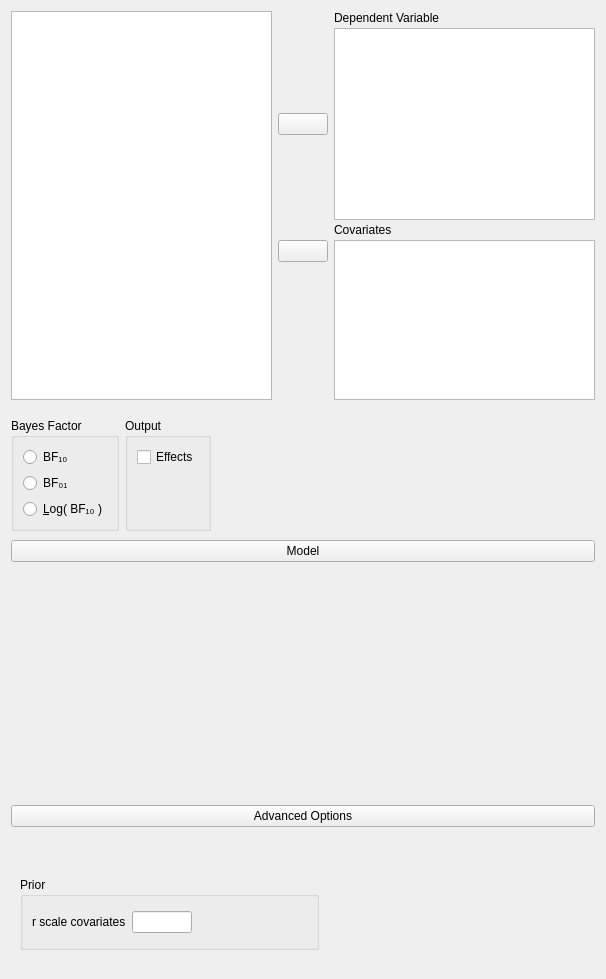
Qt form JASP-Desktop/analysisforms/regressionlinearbayesianform.ui (jasp-stats/jasp-desktop) before a commit.
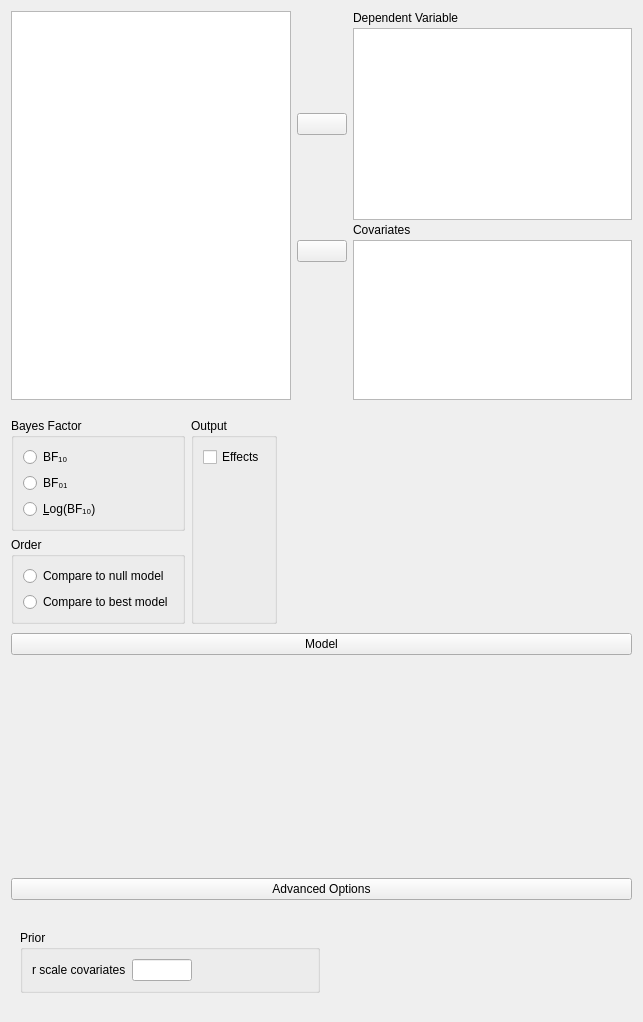
The same form after that commit. Custom widgets are drawn as their Qt base class.

```diff
--- a/JASP-Desktop/analysisforms/regressionlinearbayesianform.ui
+++ b/JASP-Desktop/analysisforms/regressionlinearbayesianform.ui
@@ -6,8 +6,8 @@
    <rect>
     <x>0</x>
     <y>0</y>
-    <width>606</width>
-    <height>979</height>
+    <width>643</width>
+    <height>1022</height>
    </rect>
   </property>
   <property name="sizePolicy">
@@ -221,6 +221,21 @@
        <number>0</number>
       </property>
       <item row="0" column="0">
+       <widget class="QWidget" name="widget_2" native="true">
+        <layout class="QGridLayout" name="gridLayout_12">
+         <property name="leftMargin">
+          <number>0</number>
+         </property>
+         <property name="topMargin">
+          <number>0</number>
+         </property>
+         <property name="rightMargin">
+          <number>0</number>
+         </property>
+         <property name="bottomMargin">
+          <number>0</number>
+         </property>
+         <item row="1" column="0">
        <widget class="BoundGroupBox" name="bayesFactorType">
         <property name="title">
          <string>Bayes Factor</string>
@@ -229,13 +244,6 @@
          <bool>false</bool>
         </property>
         <layout class="QGridLayout" name="gridLayout_13">
-         <item row="1" column="0">
-          <widget class="QRadioButton" name="_2">
-           <property name="text">
-            <string>BF₀₁</string>
-           </property>
-          </widget>
-         </item>
          <item row="0" column="0">
           <widget class="QRadioButton" name="_1">
            <property name="text">
@@ -246,37 +254,113 @@
          <item row="2" column="0">
           <widget class="QRadioButton" name="_3">
            <property name="text">
-            <string>&amp;Log( BF₁₀ )</string>
-           </property>
+               <string>&amp;Log(BF₁₀)</string>
+              </property>
+             </widget>
+            </item>
+            <item row="1" column="0">
+             <widget class="QRadioButton" name="_2">
+              <property name="text">
+               <string>BF₀₁</string>
+              </property>
+             </widget>
+            </item>
+            <item row="1" column="1">
+             <spacer name="horizontalSpacer_3">
+              <property name="orientation">
+               <enum>Qt::Horizontal</enum>
+              </property>
+              <property name="sizeHint" stdset="0">
+               <size>
+                <width>40</width>
+                <height>20</height>
+               </size>
+              </property>
+             </spacer>
+            </item>
+           </layout>
+          </widget>
+         </item>
+         <item row="2" column="0">
+          <widget class="BoundGroupBox" name="bayesFactorOrder">
+           <property name="sizePolicy">
+            <sizepolicy hsizetype="Fixed" vsizetype="Fixed">
+             <horstretch>0</horstretch>
+             <verstretch>0</verstretch>
+            </sizepolicy>
+           </property>
+           <property name="minimumSize">
+            <size>
+             <width>0</width>
+             <height>0</height>
+            </size>
+           </property>
+           <property name="title">
+            <string>Order</string>
+           </property>
+           <layout class="QGridLayout" name="gridLayout_19">
+            <item row="1" column="0">
+             <widget class="QRadioButton" name="__4">
+              <property name="text">
+               <string>Compare to best model</string>
+              </property>
+             </widget>
+            </item>
+            <item row="0" column="0">
+             <widget class="QRadioButton" name="__3">
+              <property name="text">
+               <string>Compare to null model</string>
+              </property>
+             </widget>
+            </item>
+           </layout>
           </widget>
          </item>
         </layout>
        </widget>
       </item>
       <item row="0" column="1">
+       <widget class="QWidget" name="widget_3" native="true">
+        <layout class="QGridLayout" name="gridLayout_11">
+         <property name="leftMargin">
+          <number>0</number>
+         </property>
+         <property name="topMargin">
+          <number>0</number>
+         </property>
+         <property name="rightMargin">
+          <number>0</number>
+         </property>
+         <property name="bottomMargin">
+          <number>0</number>
+         </property>
+         <item row="0" column="0">
        <widget class="GroupBox" name="groupBox_3">
         <property name="title">
          <string>Output</string>
         </property>
         <layout class="QGridLayout" name="gridLayout_8">
-         <item row="1" column="1">
-          <spacer name="verticalSpacer_4">
-           <property name="orientation">
-            <enum>Qt::Vertical</enum>
-           </property>
-           <property name="sizeHint" stdset="0">
-            <size>
-             <width>20</width>
-             <height>40</height>
-            </size>
-           </property>
-          </spacer>
-         </item>
          <item row="0" column="0" colspan="2">
           <widget class="BoundCheckBox" name="effects">
            <property name="text">
             <string>Effects</string>
            </property>
+             </widget>
+            </item>
+            <item row="1" column="0">
+             <spacer name="verticalSpacer_4">
+              <property name="orientation">
+               <enum>Qt::Vertical</enum>
+              </property>
+              <property name="sizeHint" stdset="0">
+               <size>
+                <width>20</width>
+                <height>40</height>
+               </size>
+              </property>
+             </spacer>
+            </item>
+           </layout>
           </widget>
          </item>
         </layout>
```
Lines whose indentation alone changed are shown as unchanged.
